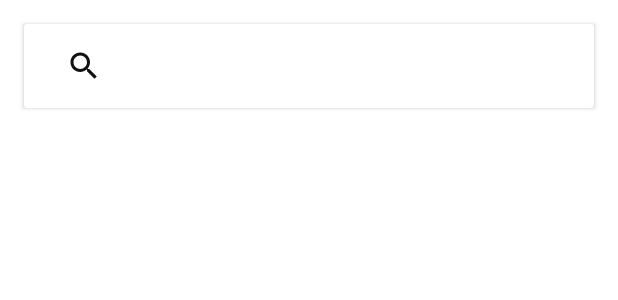
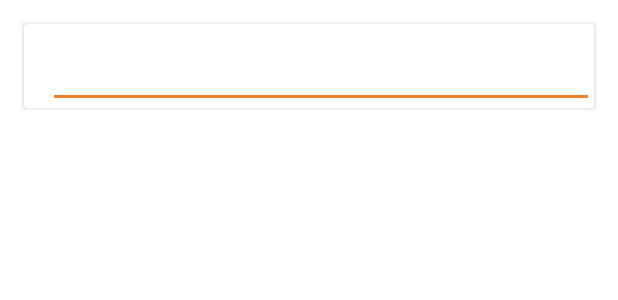
Before and after one commit to samiuelson/android-stack-overflow-careers, an Android app: the layout activity_search.xml on its own in the app's theme, with its tools: preview values and no code run, on a phone screen of 412 x 824 dp. Shown: the top 300 px of the screen. Run offline under Robolectric (Android 15) with nearby library versions, the phone set to English and light mode, and no system bars.

Commit message:
Finish search view activity layout tune up

```diff
--- a/app/src/main/AndroidManifest.xml
+++ b/app/src/main/AndroidManifest.xml
@@ -26,6 +26,7 @@
         <activity android:name="me.urbanowicz.samuel.stackoverflowcareers.view.search.SearchActivity"
             android:label="@string/activity_search_name"
             android:theme="@style/AppTheme.SearchActivity"
+            android:windowSoftInputMode="stateVisible"
             android:launchMode="singleTop"/>
     </application>
 
--- a/app/src/main/java/me/urbanowicz/samuel/stackoverflowcareers/view/feed/FeedActivity.java
+++ b/app/src/main/java/me/urbanowicz/samuel/stackoverflowcareers/view/feed/FeedActivity.java
@@ -153,7 +153,9 @@ public class FeedActivity extends AppCompatActivity implements FeedRecyclerAdapt
     }
 
     private void actionShowSearch() {
-        startActivityForResult(new Intent(this, SearchActivity.class), KEY_SEARCH_RESULT);
+        Intent intent = new Intent(this, SearchActivity.class);
+        intent.putExtra(SearchManager.QUERY, query);
+        startActivityForResult(intent, KEY_SEARCH_RESULT);
     }
 
     // FeedRecyclerAdapter.OnItemClickListener
--- a/app/src/main/res/layout/activity_search.xml
+++ b/app/src/main/res/layout/activity_search.xml
@@ -32,11 +32,13 @@
             android:layout_height="?actionBarSize"
             android:gravity="center_vertical" >
 
-            <android.support.v7.widget.SearchView
+            <EditText
                 android:id="@+id/search_view"
+                android:focusable="true"
                 android:layout_width="match_parent"
                 android:layout_height="match_parent"
-                android:imeOptions="actionSearch|flagNoExtractUi" />
+                android:singleLine="true"
+                android:imeOptions="actionSearch" />
 
         </android.support.v7.widget.Toolbar>
 
--- a/app/src/main/res/values/dimens.xml
+++ b/app/src/main/res/values/dimens.xml
@@ -1,5 +1,5 @@
 <resources>
-    <dimen name="app_bar_height">180dp</dimen>
+    <dimen name="app_bar_height">140dp</dimen>
     <dimen name="fab_margin">16dp</dimen>
     <dimen name="text_margin">16dp</dimen>
     <!-- Default screen margins, per the Android Design guidelines. -->
--- a/app/src/main/res/values/styles.xml
+++ b/app/src/main/res/values/styles.xml
@@ -23,12 +23,12 @@
         <item name="android:fontFamily">sans-serif-thin</item>
     </style>
 
-    <style name="AppTheme.SearchActivity" parent="AppTheme">
+    <style name="AppTheme.SearchActivity" parent="Theme.AppCompat.Light.NoActionBar">
         <item name="android:windowBackground">@android:color/transparent</item>
         <item name="android:windowIsTranslucent">true</item>
         <item name="autoCompleteTextViewStyle">@style/AppTheme.SearchActivity.AutoCompleteTextView</item>
         <item name="searchViewStyle">@style/AppTheme.SearchActivity.SearchView</item>
-        <item name="colorControlNormal">#111</item>
+        <item name="colorControlNormal">#111111</item>
         <item name="colorControlActivated">@color/colorAccent</item>
     </style>
 
@@ -39,7 +39,8 @@
     </style>
 
     <style name="AppTheme.SearchActivity.AutoCompleteTextView" parent="Widget.AppCompat.Light.AutoCompleteTextView">
-        <item name="android:textColorHint">#555</item>
+        <item name="android:textColorHint">#888</item>
+        <item name="android:textColor">#222</item>
         <!-- If set to @null the cursor will be displayed using android:textColor -->
         <item name="android:textCursorDrawable">@null</item>
     </style>
```
Also changed, not shown: app/src/main/java/me/urbanowicz/samuel/stackoverflowcareers/view/detail/DetailActivity.java (+1 -9 lines), app/src/main/java/me/urbanowicz/samuel/stackoverflowcareers/view/search/SearchActivity.java (+26 -13 lines), app/src/main/res/layout/detail_activity.xml (+0 -9 lines), app/src/main/res/menu/menu_activity_search.xml (added, +9 -0 lines), app/src/main/res/drawable-hdpi/ic_search_black_24dp.png (added), app/src/main/res/drawable-mdpi/ic_search_black_24dp.png (added), app/src/main/res/drawable-xhdpi/ic_search_black_24dp.png (added), app/src/main/res/drawable-xxhdpi/ic_search_black_24dp.png (added), app/src/main/res/drawable-xxxhdpi/ic_search_black_24dp.png (added).
